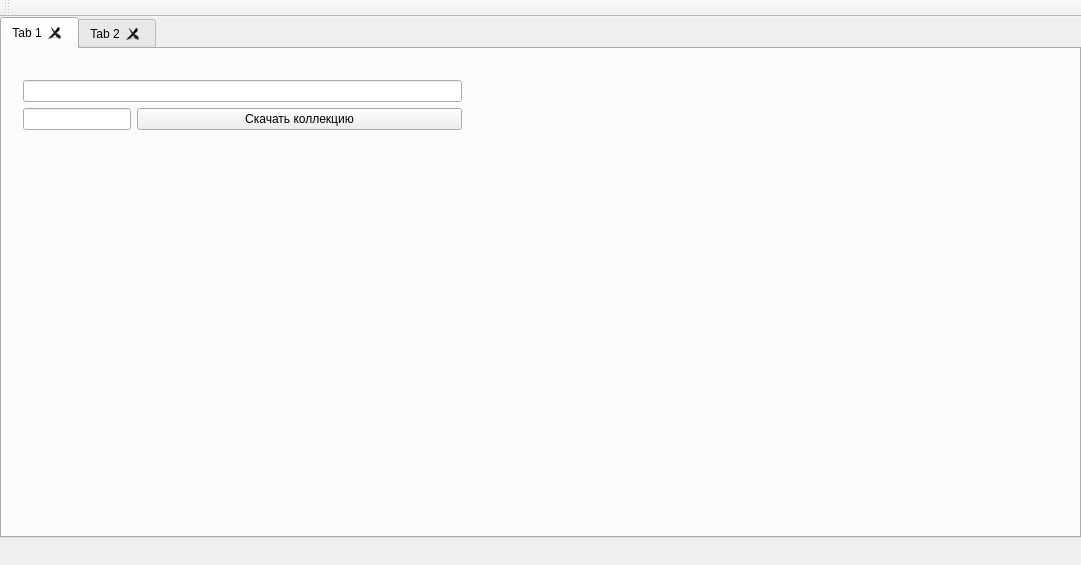
This is collectionSaveJson-master/mainwindow.ui in adanil/PostmanMock as Qt 5 draws it before an edit. The edited form follows.
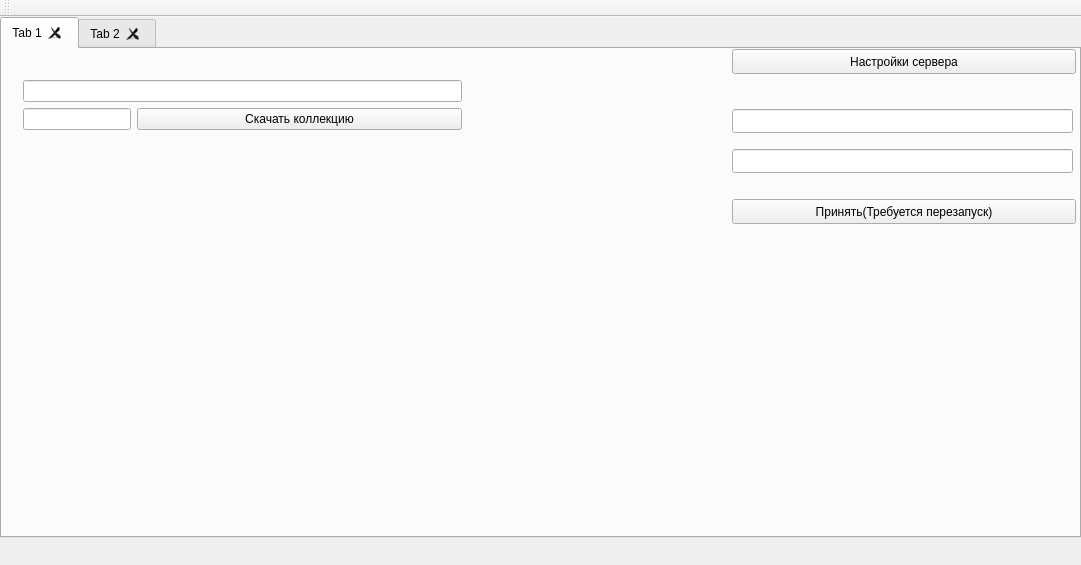
This is the edited form. The open tabs and pages were chosen to show the change.

```diff
--- a/collectionSaveJson-master/mainwindow.ui
+++ b/collectionSaveJson-master/mainwindow.ui
@@ -84,6 +84,58 @@
        </item>
       </layout>
      </widget>
+     <widget class="QPushButton" name="serversettingsbtn">
+      <property name="geometry">
+       <rect>
+        <x>730</x>
+        <y>0</y>
+        <width>344</width>
+        <height>25</height>
+       </rect>
+      </property>
+      <property name="text">
+       <string>Настройки сервера</string>
+      </property>
+      <property name="shortcut">
+       <string>Return</string>
+      </property>
+     </widget>
+     <widget class="QLineEdit" name="portedit">
+      <property name="geometry">
+       <rect>
+        <x>730</x>
+        <y>60</y>
+        <width>341</width>
+        <height>24</height>
+       </rect>
+      </property>
+     </widget>
+     <widget class="QLineEdit" name="nameedit">
+      <property name="geometry">
+       <rect>
+        <x>730</x>
+        <y>100</y>
+        <width>341</width>
+        <height>24</height>
+       </rect>
+      </property>
+     </widget>
+     <widget class="QPushButton" name="acceptsettingsbtn">
+      <property name="geometry">
+       <rect>
+        <x>730</x>
+        <y>150</y>
+        <width>344</width>
+        <height>25</height>
+       </rect>
+      </property>
+      <property name="text">
+       <string>Принять(Требуется перезапуск)</string>
+      </property>
+      <property name="shortcut">
+       <string>Return</string>
+      </property>
+     </widget>
     </widget>
     <widget class="QWidget" name="tab_4">
      <attribute name="title">
```
Left out of the diff: 2 changed lines with no effect on the pictures.
